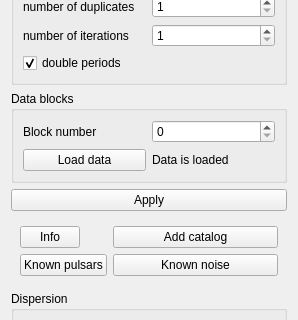
The window that src/analytics.ui (vtyulb/BSA-Analytics) describes before a commit, drawn with Qt 5; both pictures show x 0 to 298 and y 455 to 775 of the 298 by 1120 pixel window.
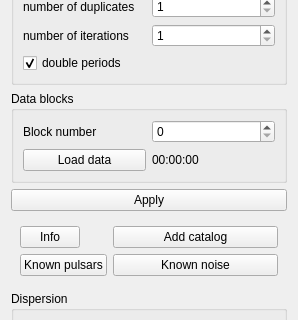
The same window after the commit.

Commit message: star time of blocks

```diff
--- a/src/analytics.ui
+++ b/src/analytics.ui
@@ -383,7 +383,7 @@
       <item row="1" column="1">
        <widget class="QLabel" name="fourierLoaded">
         <property name="text">
-         <string>Data is loaded</string>
+         <string>00:00:00</string>
         </property>
        </widget>
       </item>
```
Left out of the diff: 2 changed lines with no effect on the pictures. The commit also changes 1 other file.
